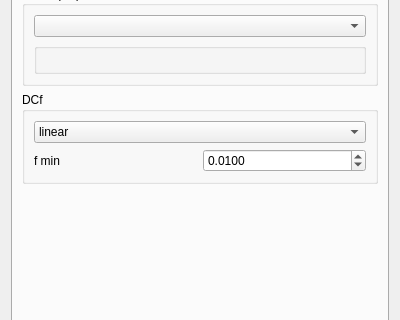
Qt form ui/data_conditioning_uncertainty.ui (robertorolo/LPM-Geomod_Suite) before a commit; both pictures show x 0 to 400 and y 161 to 481 of the 400 by 785 pixel window.
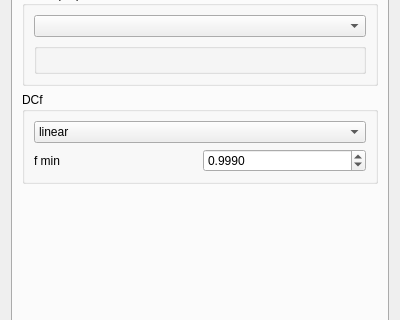
The same form after that commit. Custom widgets are drawn as their Qt base class.

```diff
--- a/ui/data_conditioning_uncertainty.ui
+++ b/ui/data_conditioning_uncertainty.ui
@@ -51,7 +51,7 @@
              <double>0.010000000000000</double>
             </property>
             <property name="value">
-             <double>0.010000000000000</double>
+             <double>0.999000000000000</double>
             </property>
            </widget>
           </item>
```
